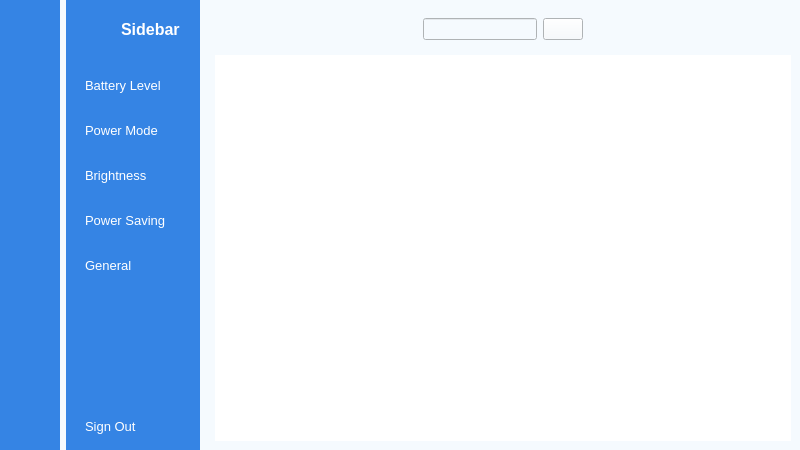
Qt form main_form.ui (qhaihcblol/Demo) before a commit.
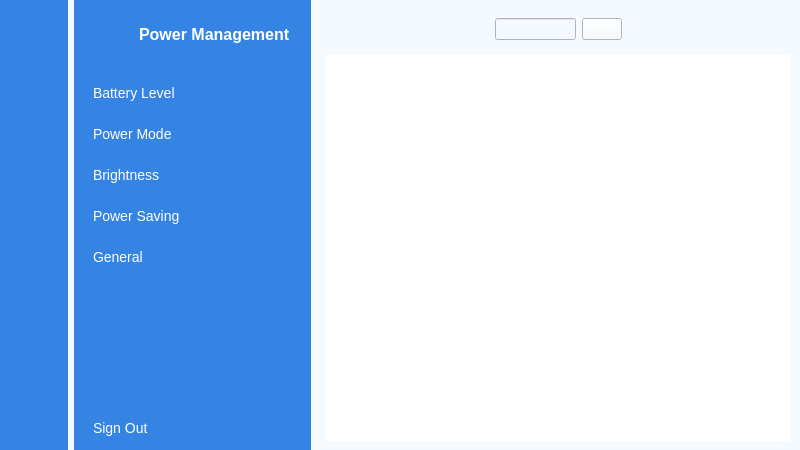
The same form after that commit. Icons and pictures are not drawn.

Diff of the .ui file:
```diff
--- a/main_form.ui
+++ b/main_form.ui
@@ -39,9 +39,8 @@
 QPushButton{
 	color:white;
 	text-align:left;
-	height:30px;
 	border:none;
-	padding-left:10px;
+	padding:5px 0px 5px 10px;
 	border-radius:10px;
 }
 QPushButton:checked{
@@ -57,14 +56,14 @@
           <widget class="QLabel" name="Logo">
            <property name="minimumSize">
             <size>
-             <width>40</width>
-             <height>40</height>
+             <width>50</width>
+             <height>50</height>
             </size>
            </property>
            <property name="maximumSize">
             <size>
-             <width>40</width>
-             <height>40</height>
+             <width>50</width>
+             <height>50</height>
             </size>
            </property>
            <property name="text">
@@ -95,8 +94,13 @@
            </property>
            <property name="icon">
             <iconset resource="res.qrc">
-             <normaloff>:/image/Resource/dashboard_white.png</normaloff>
-             <normalon>:/image/Resource/dashboard.png</normalon>:/image/Resource/dashboard_white.png</iconset>
+             <normaloff>:/image/Resource/battery.png</normaloff>:/image/Resource/battery.png</iconset>
+           </property>
+           <property name="iconSize">
+            <size>
+             <width>30</width>
+             <height>30</height>
+            </size>
            </property>
            <property name="checkable">
             <bool>true</bool>
@@ -113,8 +117,13 @@
            </property>
            <property name="icon">
             <iconset resource="res.qrc">
-             <normaloff>:/image/Resource/profile_white.png</normaloff>
-             <normalon>:/image/Resource/profile.png</normalon>:/image/Resource/profile_white.png</iconset>
+             <normaloff>:/image/Resource/powermode.png</normaloff>:/image/Resource/powermode.png</iconset>
+           </property>
+           <property name="iconSize">
+            <size>
+             <width>30</width>
+             <height>30</height>
+            </size>
            </property>
            <property name="checkable">
             <bool>true</bool>
@@ -131,8 +140,13 @@
            </property>
            <property name="icon">
             <iconset resource="res.qrc">
-             <normaloff>:/image/Resource/messages_white.png</normaloff>
-             <normalon>:/image/Resource/messages.png</normalon>:/image/Resource/messages_white.png</iconset>
+             <normaloff>:/image/Resource/brightness.png</normaloff>:/image/Resource/brightness.png</iconset>
+           </property>
+           <property name="iconSize">
+            <size>
+             <width>30</width>
+             <height>30</height>
+            </size>
            </property>
            <property name="checkable">
             <bool>true</bool>
@@ -149,8 +163,13 @@
            </property>
            <property name="icon">
             <iconset resource="res.qrc">
-             <normaloff>:/image/Resource/notifications_white.png</normaloff>
-             <normalon>:/image/Resource/notifications.png</normalon>:/image/Resource/notifications_white.png</iconset>
+             <normaloff>:/image/Resource/powersaving.png</normaloff>:/image/Resource/powersaving.png</iconset>
+           </property>
+           <property name="iconSize">
+            <size>
+             <width>30</width>
+             <height>30</height>
+            </size>
            </property>
            <property name="checkable">
             <bool>true</bool>
@@ -167,8 +186,13 @@
            </property>
            <property name="icon">
             <iconset resource="res.qrc">
-             <normaloff>:/image/Resource/settings_white.png</normaloff>
-             <normalon>:/image/Resource/settings.png</normalon>:/image/Resource/settings_white.png</iconset>
+             <normaloff>:/image/Resource/general.png</normaloff>:/image/Resource/general.png</iconset>
+           </property>
+           <property name="iconSize">
+            <size>
+             <width>30</width>
+             <height>30</height>
+            </size>
            </property>
            <property name="checkable">
             <bool>true</bool>
@@ -200,7 +224,13 @@
          </property>
          <property name="icon">
           <iconset resource="res.qrc">
-           <normaloff>:/image/Resource/log_out_white.png</normaloff>:/image/Resource/log_out_white.png</iconset>
+           <normaloff>:/image/Resource/exit.png</normaloff>:/image/Resource/exit.png</iconset>
+         </property>
+         <property name="iconSize">
+          <size>
+           <width>30</width>
+           <height>30</height>
+          </size>
          </property>
          <property name="checkable">
           <bool>true</bool>
@@ -223,11 +253,11 @@
 QPushButton{
 	color:white;
 	text-align:left;
-	height:30px;
 	border:none;
-	padding-left:10px;
+	padding:5px 0px 5px 10px;
 	border-top-left-radius:10px;
 	border-bottom-left-radius:10px;
+	font:14px;
 }
 QPushButton:checked{
 	background-color:#f5fafe;
@@ -248,14 +278,14 @@
           <widget class="QLabel" name="Logo_Label">
            <property name="minimumSize">
             <size>
-             <width>40</width>
-             <height>40</height>
+             <width>50</width>
+             <height>50</height>
             </size>
            </property>
            <property name="maximumSize">
             <size>
-             <width>40</width>
-             <height>40</height>
+             <width>50</width>
+             <height>50</height>
             </size>
            </property>
            <property name="text">
@@ -278,7 +308,7 @@
             </font>
            </property>
            <property name="text">
-            <string>Sidebar</string>
+            <string>Power Management</string>
            </property>
           </widget>
          </item>
@@ -296,7 +326,9 @@
           <widget class="QPushButton" name="Battery_Level_Btn2">
            <property name="font">
             <font>
-             <pointsize>10</pointsize>
+             <pointsize>-1</pointsize>
+             <italic>false</italic>
+             <bold>false</bold>
             </font>
            </property>
            <property name="text">
@@ -304,8 +336,13 @@
            </property>
            <property name="icon">
             <iconset resource="res.qrc">
-             <normaloff>:/image/Resource/dashboard_white.png</normaloff>
-             <normalon>:/image/Resource/dashboard.png</normalon>:/image/Resource/dashboard_white.png</iconset>
+             <normaloff>:/image/Resource/battery.png</normaloff>:/image/Resource/battery.png</iconset>
+           </property>
+           <property name="iconSize">
+            <size>
+             <width>30</width>
+             <height>30</height>
+            </size>
            </property>
            <property name="checkable">
             <bool>true</bool>
@@ -319,7 +356,9 @@
           <widget class="QPushButton" name="Power_Mode_Btn2">
            <property name="font">
             <font>
-             <pointsize>10</pointsize>
+             <pointsize>-1</pointsize>
+             <italic>false</italic>
+             <bold>false</bold>
             </font>
            </property>
            <property name="text">
@@ -327,8 +366,13 @@
            </property>
            <property name="icon">
             <iconset resource="res.qrc">
-             <normaloff>:/image/Resource/profile_white.png</normaloff>
-             <normalon>:/image/Resource/profile.png</normalon>:/image/Resource/profile_white.png</iconset>
+             <normaloff>:/image/Resource/powermode.png</normaloff>:/image/Resource/powermode.png</iconset>
+           </property>
+           <property name="iconSize">
+            <size>
+             <width>30</width>
+             <height>30</height>
+            </size>
            </property>
            <property name="checkable">
             <bool>true</bool>
@@ -342,7 +386,9 @@
           <widget class="QPushButton" name="Brightness_Btn2">
            <property name="font">
             <font>
-             <pointsize>10</pointsize>
+             <pointsize>-1</pointsize>
+             <italic>false</italic>
+             <bold>false</bold>
             </font>
            </property>
            <property name="text">
@@ -350,8 +396,13 @@
            </property>
            <property name="icon">
             <iconset resource="res.qrc">
-             <normaloff>:/image/Resource/messages_white.png</normaloff>
-             <normalon>:/image/Resource/messages.png</normalon>:/image/Resource/messages_white.png</iconset>
+             <normaloff>:/image/Resource/brightness.png</normaloff>:/image/Resource/brightness.png</iconset>
+           </property>
+           <property name="iconSize">
+            <size>
+             <width>30</width>
+             <height>30</height>
+            </size>
            </property>
            <property name="checkable">
             <bool>true</bool>
@@ -365,7 +416,9 @@
           <widget class="QPushButton" name="Power_Saving_Btn2">
            <property name="font">
             <font>
-             <pointsize>10</pointsize>
+             <pointsize>-1</pointsize>
+             <italic>false</italic>
+             <bold>false</bold>
             </font>
            </property>
            <property name="text">
@@ -373,8 +426,13 @@
            </property>
            <property name="icon">
             <iconset resource="res.qrc">
-             <normaloff>:/image/Resource/notifications_white.png</normaloff>
-             <normalon>:/image/Resource/notifications.png</normalon>:/image/Resource/notifications_white.png</iconset>
+             <normaloff>:/image/Resource/powersaving.png</normaloff>:/image/Resource/powersaving.png</iconset>
+           </property>
+           <property name="iconSize">
+            <size>
+             <width>30</width>
+             <height>30</height>
+            </size>
            </property>
            <property name="checkable">
             <bool>true</bool>
@@ -388,7 +446,9 @@
           <widget class="QPushButton" name="General_Btn2">
            <property name="font">
             <font>
-             <pointsize>10</pointsize>
+             <pointsize>-1</pointsize>
+             <italic>false</italic>
+             <bold>false</bold>
             </font>
            </property>
            <property name="text">
@@ -396,8 +456,13 @@
            </property>
            <property name="icon">
             <iconset resource="res.qrc">
-             <normaloff>:/image/Resource/settings_white.png</normaloff>
-             <normalon>:/image/Resource/settings.png</normalon>:/image/Resource/settings_white.png</iconset>
+             <normaloff>:/image/Resource/general.png</normaloff>:/image/Resource/general.png</iconset>
+           </property>
+           <property name="iconSize">
+            <size>
+             <width>30</width>
+             <height>30</height>
+            </size>
            </property>
            <property name="checkable">
             <bool>true</bool>
@@ -426,7 +491,9 @@
         <widget class="QPushButton" name="Sign_Out_Btn2">
          <property name="font">
           <font>
-           <pointsize>10</pointsize>
+           <pointsize>-1</pointsize>
+           <italic>false</italic>
+           <bold>false</bold>
           </font>
          </property>
          <property name="text">
@@ -434,7 +501,13 @@
          </property>
          <property name="icon">
           <iconset resource="res.qrc">
-           <normaloff>:/image/Resource/log_out_white.png</normaloff>:/image/Resource/log_out_white.png</iconset>
+           <normaloff>:/image/Resource/exit.png</normaloff>:/image/Resource/exit.png</iconset>
+         </property>
+         <property name="iconSize">
+          <size>
+           <width>30</width>
+           <height>30</height>
+          </size>
          </property>
          <property name="checkable">
           <bool>true</bool>
```
Left out of the diff: 72 changed lines with no effect on the pictures.
